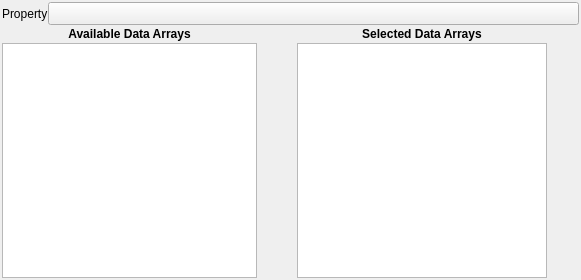
Qt form Source/SVWidgetsLib/FilterParameterWidgets/UI_Files/MultiDataArraySelectionWidget.ui (BlueQuartzSoftware/SIMPL) before a commit.
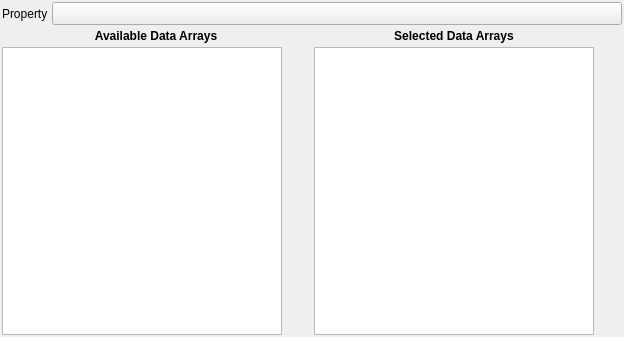
The same form after that commit. Icons and pictures are not drawn.

Commit message:
MultiDataArraySelectionWidget resizes correctly now spreading the resize over both the input and output QListWidgets.
updates #87, fixes #87. closes #87

What changed in the file:
```diff
--- a/Source/SVWidgetsLib/FilterParameterWidgets/UI_Files/MultiDataArraySelectionWidget.ui
+++ b/Source/SVWidgetsLib/FilterParameterWidgets/UI_Files/MultiDataArraySelectionWidget.ui
@@ -6,11 +6,11 @@
    <rect>
     <x>0</x>
     <y>0</y>
-    <width>581</width>
-    <height>280</height>
+    <width>624</width>
+    <height>337</height>
    </rect>
   </property>
-  <layout class="QGridLayout" name="gridLayout">
+  <layout class="QGridLayout" name="gridLayout" columnstretch="1,0,1,0">
    <property name="leftMargin">
     <number>2</number>
    </property>
@@ -23,17 +23,85 @@
    <property name="bottomMargin">
     <number>2</number>
    </property>
-   <property name="horizontalSpacing">
-    <number>8</number>
+   <property name="spacing">
+    <number>4</number>
    </property>
-   <property name="verticalSpacing">
-    <number>2</number>
-   </property>
-   <item row="3" column="3" rowspan="2">
+   <item row="0" column="0" colspan="4">
+    <layout class="QHBoxLayout" name="horizontalLayout">
+     <property name="bottomMargin">
+      <number>0</number>
+     </property>
+     <item>
+      <widget class="QLabel" name="label">
+       <property name="sizePolicy">
+        <sizepolicy hsizetype="Preferred" vsizetype="Preferred">
+         <horstretch>0</horstretch>
+         <verstretch>0</verstretch>
+        </sizepolicy>
+       </property>
+       <property name="text">
+        <string>Property</string>
+       </property>
+      </widget>
+     </item>
+     <item>
+      <widget class="QToolButton" name="m_SelectedAttributeMatrixPath">
+       <property name="sizePolicy">
+        <sizepolicy hsizetype="Expanding" vsizetype="Fixed">
+         <horstretch>0</horstretch>
+         <verstretch>0</verstretch>
+        </sizepolicy>
+       </property>
+       <property name="text">
+        <string/>
+       </property>
+       <property name="popupMode">
+        <enum>QToolButton::InstantPopup</enum>
+       </property>
+       <property name="toolButtonStyle">
+        <enum>Qt::ToolButtonTextBesideIcon</enum>
+       </property>
+      </widget>
+     </item>
+    </layout>
+   </item>
+   <item row="1" column="0" colspan="2">
+    <widget class="QLabel" name="label_3">
+     <property name="font">
+      <font>
+       <weight>75</weight>
+       <bold>true</bold>
+      </font>
+     </property>
+     <property name="text">
+      <string>Available Data Arrays</string>
+     </property>
+     <property name="alignment">
+      <set>Qt::AlignCenter</set>
+     </property>
+    </widget>
+   </item>
+   <item row="1" column="2">
+    <widget class="QLabel" name="label_2">
+     <property name="font">
+      <font>
+       <weight>75</weight>
+       <bold>true</bold>
+      </font>
+     </property>
+     <property name="text">
+      <string>Selected Data Arrays</string>
+     </property>
+     <property name="alignment">
+      <set>Qt::AlignCenter</set>
+     </property>
+    </widget>
+   </item>
+   <item row="2" column="0">
     <widget class="QListWidget" name="attributeArraysSelectWidget">
      <property name="sizePolicy">
       <sizepolicy hsizetype="Expanding" vsizetype="Expanding">
-       <horstretch>0</horstretch>
+       <horstretch>1</horstretch>
        <verstretch>0</verstretch>
       </sizepolicy>
      </property>
@@ -48,132 +116,7 @@
      </property>
     </widget>
    </item>
-   <item row="3" column="9">
-    <layout class="QVBoxLayout" name="verticalLayout">
-     <property name="rightMargin">
-      <number>0</number>
-     </property>
-     <item>
-      <widget class="QPushButton" name="upBtn">
-       <property name="minimumSize">
-        <size>
-         <width>24</width>
-         <height>24</height>
-        </size>
-       </property>
-       <property name="maximumSize">
-        <size>
-         <width>24</width>
-         <height>24</height>
-        </size>
-       </property>
-       <property name="toolTip">
-        <string>Use this button to move an array up in the &quot;Selected Data Arrays&quot; column</string>
-       </property>
-       <property name="text">
-        <string/>
-       </property>
-       <property name="icon">
-        <iconset resource="../../icons/images/Icons.qrc">
-         <normaloff>:/arrow_up_green.png</normaloff>:/arrow_up_green.png</iconset>
-       </property>
-       <property name="iconSize">
-        <size>
-         <width>24</width>
-         <height>24</height>
-        </size>
-       </property>
-       <property name="flat">
-        <bool>true</bool>
-       </property>
-      </widget>
-     </item>
-     <item>
-      <widget class="QPushButton" name="downBtn">
-       <property name="minimumSize">
-        <size>
-         <width>24</width>
-         <height>24</height>
-        </size>
-       </property>
-       <property name="maximumSize">
-        <size>
-         <width>24</width>
-         <height>24</height>
-        </size>
-       </property>
-       <property name="toolTip">
-        <string>Use this button to move an array down in the &quot;Selected Data Arrays&quot; column</string>
-       </property>
-       <property name="text">
-        <string/>
-       </property>
-       <property name="icon">
-        <iconset resource="../../icons/images/Icons.qrc">
-         <normaloff>:/arrow_down_green.png</normaloff>:/arrow_down_green.png</iconset>
-       </property>
-       <property name="iconSize">
-        <size>
-         <width>24</width>
-         <height>24</height>
-        </size>
-       </property>
-       <property name="flat">
-        <bool>true</bool>
-       </property>
-      </widget>
-     </item>
-     <item>
-      <widget class="QPushButton" name="removeBtn">
-       <property name="minimumSize">
-        <size>
-         <width>24</width>
-         <height>24</height>
-        </size>
-       </property>
-       <property name="maximumSize">
-        <size>
-         <width>24</width>
-         <height>24</height>
-        </size>
-       </property>
-       <property name="toolTip">
-        <string>Use this button to remove non-existant arrays out of the &quot;Selected Data Arrays&quot; column</string>
-       </property>
-       <property name="text">
-        <string/>
-       </property>
-       <property name="icon">
-        <iconset resource="../../icons/images/Icons.qrc">
-         <normaloff>:/delete.png</normaloff>:/delete.png</iconset>
-       </property>
-       <property name="iconSize">
-        <size>
-         <width>24</width>
-         <height>24</height>
-        </size>
-       </property>
-       <property name="flat">
-        <bool>true</bool>
-       </property>
-      </widget>
-     </item>
-     <item>
-      <spacer name="verticalSpacer">
-       <property name="orientation">
-        <enum>Qt::Vertical</enum>
-       </property>
-       <property name="sizeHint" stdset="0">
-        <size>
-         <width>20</width>
-         <height>40</height>
-        </size>
-       </property>
-      </spacer>
-     </item>
-    </layout>
-   </item>
-   <item row="3" column="4">
+   <item row="2" column="1">
     <layout class="QVBoxLayout" name="verticalLayout_2">
      <property name="rightMargin">
       <number>0</number>
@@ -279,63 +222,14 @@
      </item>
     </layout>
    </item>
-   <item row="2" column="3">
-    <widget class="QLabel" name="label_3">
-     <property name="font">
-      <font>
-       <weight>75</weight>
-       <bold>true</bold>
-      </font>
-     </property>
-     <property name="text">
-      <string>Available Data Arrays</string>
-     </property>
-     <property name="alignment">
-      <set>Qt::AlignCenter</set>
-     </property>
-    </widget>
-   </item>
-   <item row="0" column="3" colspan="7">
-    <layout class="QHBoxLayout" name="horizontalLayout">
-     <property name="bottomMargin">
-      <number>0</number>
-     </property>
-     <item>
-      <widget class="QLabel" name="label">
-       <property name="sizePolicy">
-        <sizepolicy hsizetype="Preferred" vsizetype="Preferred">
-         <horstretch>0</horstretch>
-         <verstretch>0</verstretch>
-        </sizepolicy>
-       </property>
-       <property name="text">
-        <string>Property</string>
-       </property>
-      </widget>
-     </item>
-     <item>
-      <widget class="QToolButton" name="m_SelectedAttributeMatrixPath">
-       <property name="sizePolicy">
-        <sizepolicy hsizetype="Expanding" vsizetype="Fixed">
-         <horstretch>0</horstretch>
-         <verstretch>0</verstretch>
-        </sizepolicy>
-       </property>
-       <property name="text">
-        <string/>
-       </property>
-       <property name="popupMode">
-        <enum>QToolButton::InstantPopup</enum>
-       </property>
-       <property name="toolButtonStyle">
-        <enum>Qt::ToolButtonTextBesideIcon</enum>
-       </property>
-      </widget>
-     </item>
-    </layout>
-   </item>
-   <item row="3" column="5" rowspan="2" colspan="4">
+   <item row="2" column="2">
     <widget class="QListWidget" name="attributeArraysOrderWidget">
+     <property name="sizePolicy">
+      <sizepolicy hsizetype="Expanding" vsizetype="Expanding">
+       <horstretch>1</horstretch>
+       <verstretch>0</verstretch>
+      </sizepolicy>
+     </property>
      <property name="editTriggers">
       <set>QAbstractItemView::NoEditTriggers</set>
      </property>
@@ -347,21 +241,130 @@
      </property>
     </widget>
    </item>
-   <item row="2" column="5" colspan="4">
-    <widget class="QLabel" name="label_2">
-     <property name="font">
-      <font>
-       <weight>75</weight>
-       <bold>true</bold>
-      </font>
+   <item row="2" column="3">
+    <layout class="QVBoxLayout" name="verticalLayout">
+     <property name="rightMargin">
+      <number>0</number>
      </property>
-     <property name="text">
-      <string>Selected Data Arrays</string>
-     </property>
-     <property name="alignment">
-      <set>Qt::AlignCenter</set>
-     </property>
-    </widget>
+     <item>
+      <widget class="QPushButton" name="upBtn">
+       <property name="minimumSize">
+        <size>
+         <width>24</width>
+         <height>24</height>
+        </size>
+       </property>
+       <property name="maximumSize">
+        <size>
+         <width>24</width>
+         <height>24</height>
+        </size>
+       </property>
+       <property name="toolTip">
+        <string>Use this button to move an array up in the &quot;Selected Data Arrays&quot; column</string>
+       </property>
+       <property name="text">
+        <string/>
+       </property>
+       <property name="icon">
+        <iconset resource="../../icons/images/Icons.qrc">
+         <normaloff>:/arrow_up_green.png</normaloff>:/arrow_up_green.png</iconset>
+       </property>
+       <property name="iconSize">
+        <size>
+         <width>24</width>
+         <height>24</height>
+        </size>
+       </property>
+       <property name="flat">
+        <bool>true</bool>
+       </property>
+      </widget>
+     </item>
+     <item>
+      <widget class="QPushButton" name="downBtn">
+       <property name="minimumSize">
+        <size>
+         <width>24</width>
+         <height>24</height>
+        </size>
+       </property>
+       <property name="maximumSize">
+        <size>
+         <width>24</width>
+         <height>24</height>
+        </size>
+       </property>
+       <property name="toolTip">
+        <string>Use this button to move an array down in the &quot;Selected Data Arrays&quot; column</string>
+       </property>
+       <property name="text">
+        <string/>
+       </property>
+       <property name="icon">
+        <iconset resource="../../icons/images/Icons.qrc">
+         <normaloff>:/arrow_down_green.png</normaloff>:/arrow_down_green.png</iconset>
+       </property>
+       <property name="iconSize">
+        <size>
+         <width>24</width>
+         <height>24</height>
+        </size>
+       </property>
+       <property name="flat">
+        <bool>true</bool>
+       </property>
+      </widget>
+     </item>
+     <item>
+      <widget class="QPushButton" name="removeBtn">
+       <property name="minimumSize">
+        <size>
+         <width>24</width>
+         <height>24</height>
+        </size>
+       </property>
+       <property name="maximumSize">
+        <size>
+         <width>24</width>
+         <height>24</height>
+        </size>
+       </property>
+       <property name="toolTip">
+        <string>Use this button to remove non-existant arrays out of the &quot;Selected Data Arrays&quot; column</string>
+       </property>
+       <property name="text">
+        <string/>
+       </property>
+       <property name="icon">
+        <iconset resource="../../icons/images/Icons.qrc">
+         <normaloff>:/delete.png</normaloff>:/delete.png</iconset>
+       </property>
+       <property name="iconSize">
+        <size>
+         <width>24</width>
+         <height>24</height>
+        </size>
+       </property>
+       <property name="flat">
+        <bool>true</bool>
+       </property>
+      </widget>
+     </item>
+     <item>
+      <spacer name="verticalSpacer">
+       <property name="orientation">
+        <enum>Qt::Vertical</enum>
+       </property>
+       <property name="sizeHint" stdset="0">
+        <size>
+         <width>20</width>
+         <height>40</height>
+        </size>
+       </property>
+      </spacer>
+     </item>
+    </layout>
    </item>
   </layout>
  </widget>
```
